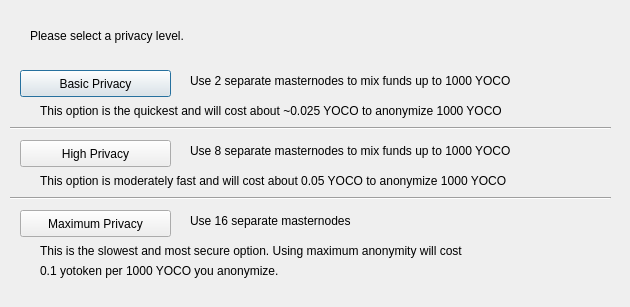
First picture: the form in src/qt/forms/mixTXconfig.ui, repository atomdax/Yotoken, before the edit.
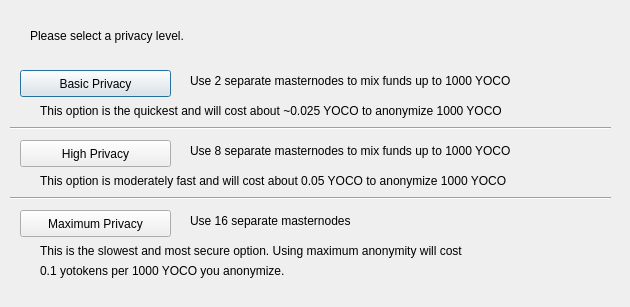
Second picture: the form after the edit.

Commit message: yotoken  to Yotokens

What changed in the file:
```diff
--- a/src/qt/forms/mixTXconfig.ui
+++ b/src/qt/forms/mixTXconfig.ui
@@ -153,7 +153,7 @@
     </rect>
    </property>
    <property name="text">
-    <string>0.1 yotoken per 1000 YOCO you anonymize.</string>
+    <string>0.1 yotokens per 1000 YOCO you anonymize.</string>
    </property>
   </widget>
   <widget class="Line" name="line">
```
The commit also changes 306 other files.
